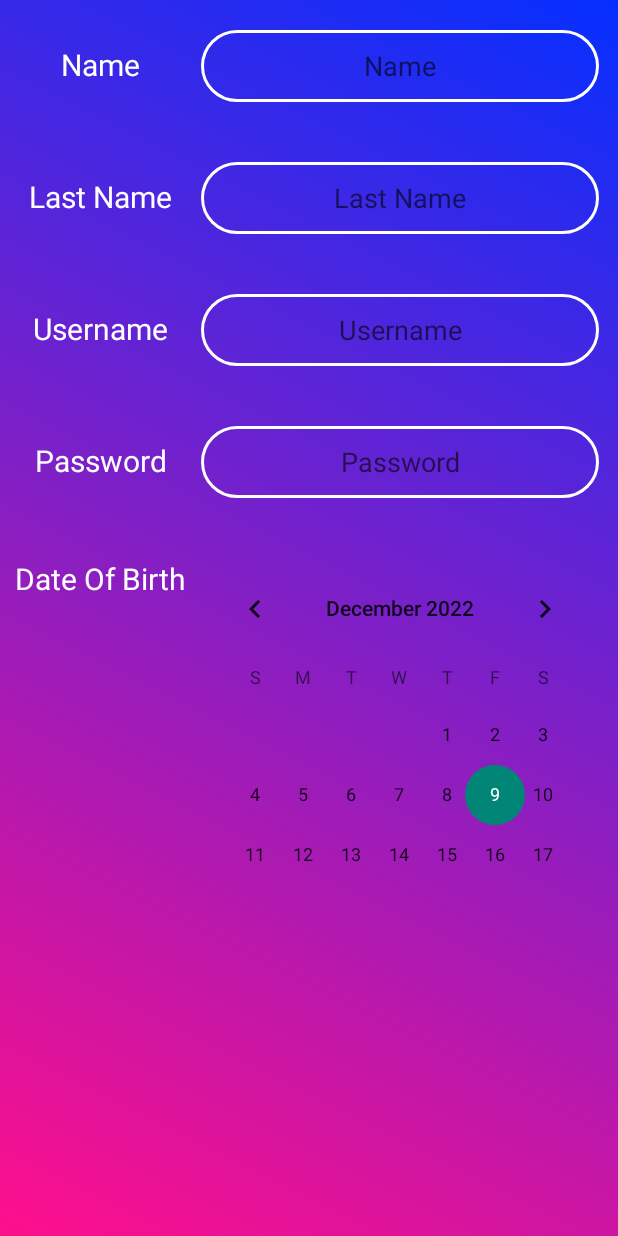
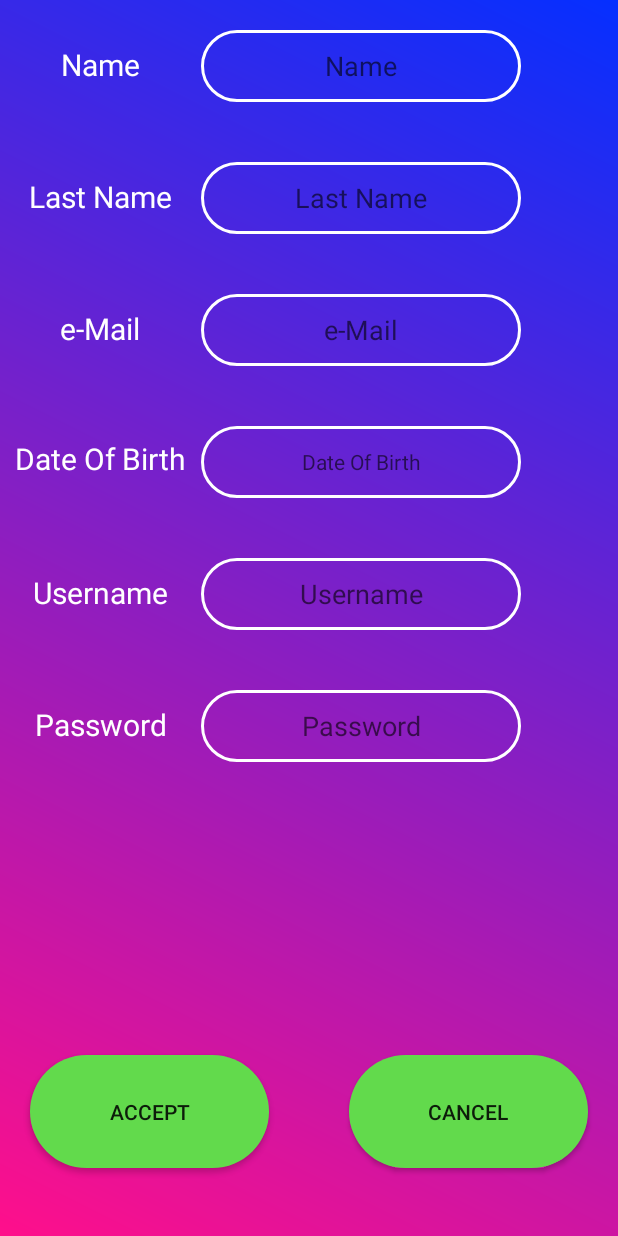
Before and after one commit to David-Francesch/TFG, an Android app: the RegisterWindow screen opened directly, with no data from a screen before it, on a phone screen of 412 x 824 dp. Run offline under Robolectric (Android 15) with nearby library versions, the phone set to English and light mode, and no system bars.

Commit message:
Arreglamos la fecha de registro, añadimos correo y botones de aceptar y cancelar

```diff
--- /dev/null
+++ b/app/src/main/res/layout-land/activity_register_window.xml
@@ -0,0 +1,25 @@
+<?xml version="1.0" encoding="utf-8"?>
+<android.support.constraint.ConstraintLayout xmlns:android="http://schemas.android.com/apk/res/android"
+    xmlns:app="http://schemas.android.com/apk/res-auto"
+    xmlns:tools="http://schemas.android.com/tools"
+    android:layout_width="match_parent"
+    android:layout_height="match_parent"
+    android:background="@drawable/bg_colors"
+    style="@style/AppTheme">
+
+    <TextView
+        android:id="@+id/textView2"
+        android:layout_width="710dp"
+        android:layout_height="326dp"
+        android:layout_marginStart="48dp"
+        android:layout_marginTop="155dp"
+        android:layout_marginEnd="49dp"
+        android:layout_marginBottom="155dp"
+        android:gravity="center"
+        android:text="@string/landscapeError"
+        android:textSize="34sp"
+        app:layout_constraintBottom_toBottomOf="parent"
+        app:layout_constraintEnd_toEndOf="parent"
+        app:layout_constraintStart_toStartOf="parent"
+        app:layout_constraintTop_toTopOf="parent" />
+</android.support.constraint.ConstraintLayout>
--- a/app/src/main/res/layout/activity_register_window.xml
+++ b/app/src/main/res/layout/activity_register_window.xml
@@ -8,24 +8,50 @@
     android:background="@drawable/bg_colors"
     style="@style/AppTheme">
 
+    <Button
+        android:id="@+id/btAccept"
+        android:layout_width="159dp"
+        android:layout_height="75dp"
+        android:text="@string/accept"
+        android:layout_marginBottom="45dp"
+        android:layout_marginLeft="20dp"
+        app:layout_constraintBottom_toBottomOf="parent"
+        app:layout_constraintStart_toStartOf="parent"
+        android:background="@drawable/loginbutton"
+        android:onClick="accept"/>
+
+    <Button
+        android:id="@+id/btCancel"
+        android:text="@string/cancel"
+        android:layout_width="159dp"
+        android:layout_height="75dp"
+        android:layout_marginBottom="45dp"
+        android:layout_marginRight="20dp"
+        android:background="@drawable/loginbutton"
+        app:layout_constraintBottom_toBottomOf="parent"
+        app:layout_constraintEnd_toEndOf="parent"
+        android:onClick="cancel"/>
+
     <TableLayout
+        android:id="@+id/tableLayout"
         android:layout_width="match_parent"
         android:layout_height="match_parent"
+        android:background="@drawable/bg_colors"
+        android:paddingRight="5dp"
         tools:layout_editor_absoluteX="0dp"
-        tools:layout_editor_absoluteY="0dp"
-        android:background="@drawable/bg_colors">
+        tools:layout_editor_absoluteY="0dp">
 
         <TableRow
+            style="@style/RegRows"
             android:layout_width="match_parent"
-            android:layout_height="match_parent"
-            style="@style/RegRows">
+            android:layout_height="match_parent">
 
             <TextView
+                android:id="@+id/nameReg"
                 style="@style/TextReg"
-                android:id="@+id/nameReg"
                 android:layout_width="wrap_content"
                 android:layout_height="wrap_content"
-                android:text="@string/nombre"/>
+                android:text="@string/nombre" />
 
             <EditText
                 android:id="@+id/editTextTextPersonName2"
@@ -33,9 +59,9 @@
                 android:layout_width="wrap_content"
                 android:layout_height="wrap_content"
                 android:ems="10"
+                android:hint="@string/nombre"
                 android:inputType="textPersonName"
-                android:minHeight="48dp"
-                android:hint="@string/nombre"/>
+                android:minHeight="48dp" />
         </TableRow>
 
         <TableRow
@@ -44,8 +70,8 @@
             android:layout_height="match_parent">
 
             <TextView
+                android:id="@+id/LastNReg"
                 style="@style/TextReg"
-                android:id="@+id/LastNReg"
                 android:layout_width="wrap_content"
                 android:layout_height="wrap_content"
                 android:text="@string/apellido" />
@@ -56,18 +82,69 @@
                 android:layout_width="wrap_content"
                 android:layout_height="wrap_content"
                 android:ems="10"
+                android:hint="@string/apellido"
                 android:inputType="textPersonName"
-                android:minHeight="48dp"
-                android:hint="@string/apellido"/>
+                android:minHeight="48dp" />
         </TableRow>
 
         <TableRow
             style="@style/RegRows"
             android:layout_width="match_parent"
             android:layout_height="match_parent">
+
             <TextView
+                android:id="@+id/emailText"
                 style="@style/TextReg"
+                android:layout_width="wrap_content"
+                android:layout_height="wrap_content"
+                android:text="@string/correo" />
+
+            <EditText
+                android:id="@+id/editTexteMail"
+                style="@style/textInputs"
+                android:layout_width="wrap_content"
+                android:layout_height="wrap_content"
+                android:ems="10"
+                android:hint="@string/correo"
+                android:inputType="textEmailAddress"
+                android:minHeight="48dp" />
+        </TableRow>
+
+        <TableRow
+            style="@style/RegRows"
+            android:layout_width="match_parent"
+            android:layout_height="wrap_content">
+
+            <TextView
+                android:id="@+id/BirthReg"
+                style="@style/TextReg"
+                android:layout_width="wrap_content"
+                android:layout_height="wrap_content"
+                android:text="@string/dob" />
+
+            <TextView
+                android:id="@+id/editTextDOB"
+                style="@style/textInputs"
+                android:layout_width="wrap_content"
+                android:layout_height="wrap_content"
+                android:ems="10"
+                android:gravity="center"
+                android:hint="@string/dob"
+                android:inputType="date"
+                android:minHeight="48dp"
+                android:onClick="chooseDate" />
+
+
+        </TableRow>
+
+        <TableRow
+            style="@style/RegRows"
+            android:layout_width="match_parent"
+            android:layout_height="match_parent">
+
+            <TextView
                 android:id="@+id/UserReg"
+                style="@style/TextReg"
                 android:layout_width="wrap_content"
                 android:layout_height="wrap_content"
                 android:text="@string/usuario" />
@@ -78,18 +155,19 @@
                 android:layout_width="wrap_content"
                 android:layout_height="wrap_content"
                 android:ems="10"
+                android:hint="@string/usuario"
                 android:inputType="textPersonName"
-                android:minHeight="48dp"
-                android:hint="@string/usuario"/>
+                android:minHeight="48dp" />
         </TableRow>
 
         <TableRow
+            style="@style/RegRows"
             android:layout_width="match_parent"
-            android:layout_height="match_parent"
-            style="@style/RegRows">
+            android:layout_height="match_parent">
+
             <TextView
+                android:id="@+id/PassReg"
                 style="@style/TextReg"
-                android:id="@+id/PassReg"
                 android:layout_width="wrap_content"
                 android:layout_height="wrap_content"
                 android:text="@string/password" />
@@ -100,27 +178,10 @@
                 android:layout_width="wrap_content"
                 android:layout_height="wrap_content"
                 android:ems="10"
+                android:hint="@string/password"
                 android:inputType="textPassword"
-                android:minHeight="48dp"
-                android:hint="@string/password"/>
+                android:minHeight="48dp" />
 
-        </TableRow>
-
-        <TableRow
-            style="@style/RegRows"
-            android:layout_width="match_parent"
-            android:layout_height="match_parent">
-
-            <TextView
-                style="@style/TextReg"
-                android:id="@+id/BirthReg"
-                android:layout_width="wrap_content"
-                android:layout_height="wrap_content"
-                android:text="@string/dob" />
-
-            <CalendarView
-                android:layout_width="265dp"
-                android:layout_height="232dp"></CalendarView>
         </TableRow>
     </TableLayout>
 
--- a/app/src/main/res/values/strings.xml
+++ b/app/src/main/res/values/strings.xml
@@ -1,5 +1,7 @@
 <resources>
     <string name="app_name">TFG</string>
+    <string name="accept">Accept</string>
+    <string name="cancel">Cancel</string>
     <string name="userName">USERNAME_PLACEHOLDER</string>
     <string name="description">DESCRIPTION_PLACEHOLDER</string>
     <string name="gustos">GUSTOS_PLACEHOLDER</string>
@@ -15,4 +17,5 @@
     <string name="incorrectUser">Incorrect user name</string>
     <string name="incorrectPass">Incorrect password name</string>
     <string name="incorrectUserPass">Incorrect user name and password</string>
+    <string name="landscapeError">The app is not made to be used in landscape mode\nPlease turn your phone vertically</string>
 </resources>
```
Also changed, not shown: app/src/main/java/com/example/tfg/DatePickerFragment.java (added, +22 -0 lines), app/src/main/java/com/example/tfg/RegisterWindow.java (+40 -1 lines), app/src/main/res/layout-land/activity_loginv2.xml (added, +25 -0 lines), app/src/main/res/layout-land/activity_main.xml (added, +25 -0 lines), app/src/main/res/layout-land/activity_profile.xml (added, +25 -0 lines), 1 other file.
